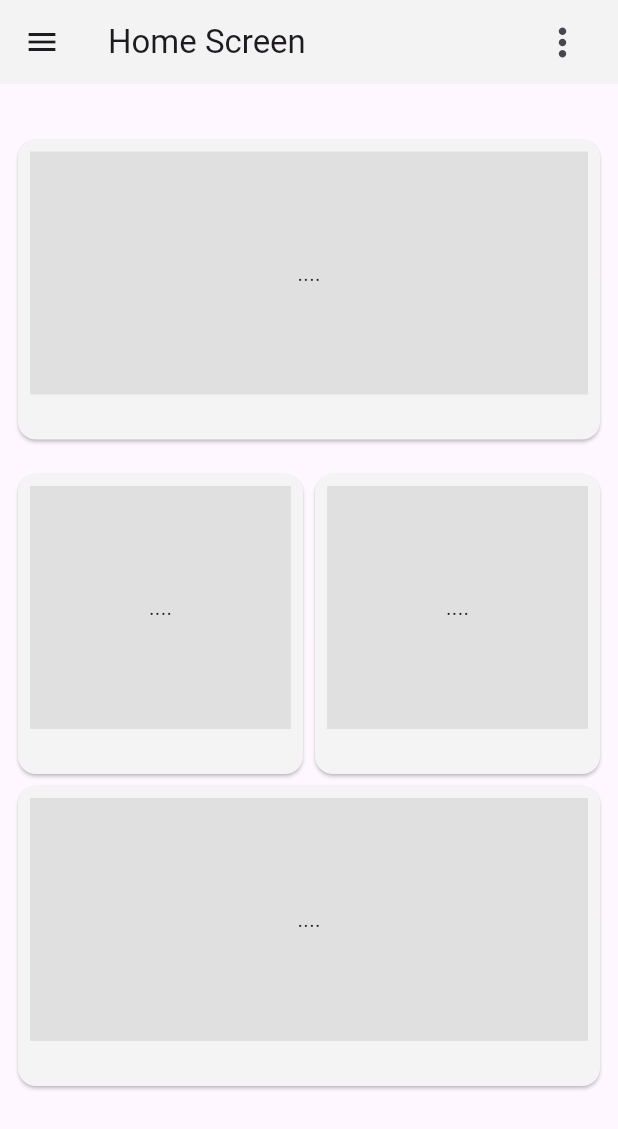
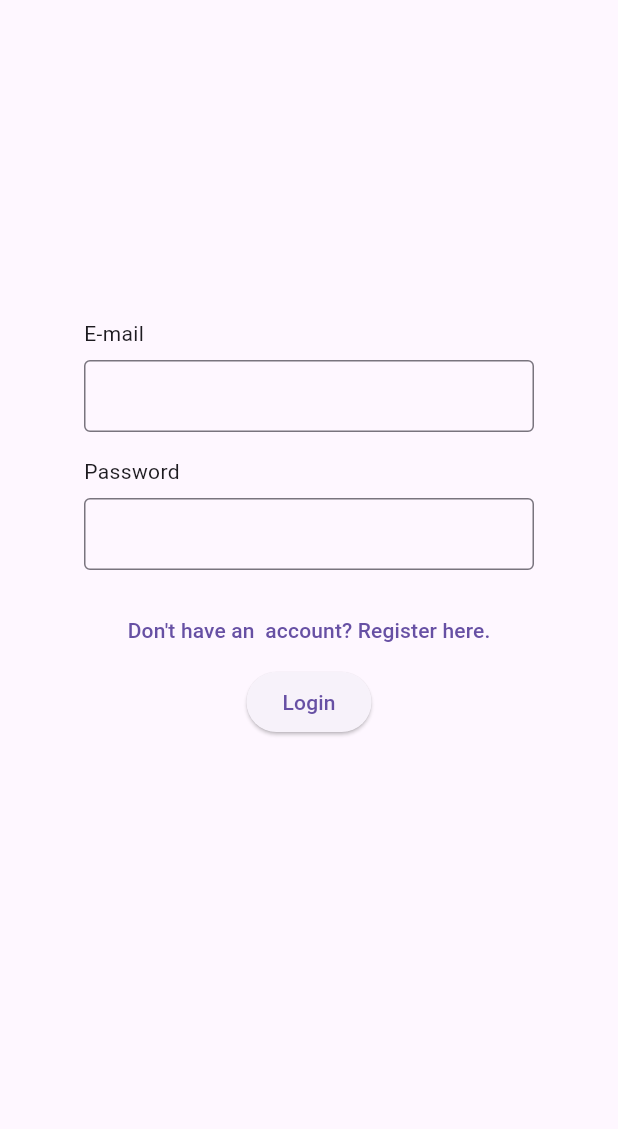
Before and after one commit to SteffenGJ/stars_studios_app, a Flutter app: the screen it shows after launch, on a phone screen of 412 x 824 dp. Shown: the top 1129 px of the screen. Run offline on Flutter 3.47's test engine with Material 3 defaults, Android fonts, the phone set to English and light mode, and no system bars; our stand-ins replace firebase_auth, firebase_core, get, shared_preferences, youtube_player_flutter; accounts and stored records are empty.

Commit message:
add authentication

```diff
--- /dev/null
+++ b/lib/models/authentication_response.dart
@@ -0,0 +1,16 @@
+class AuthenticationResponse {
+  final bool success;
+  final Map<String, String?>? data;
+  final Map<String, String?>? error;
+  final String? errorMessage;
+  final String? errorCode;
+  final String? userId;
+
+  AuthenticationResponse({
+    required this.success,
+    required this.data,
+    required this.error,
+  })  : errorMessage = error?["message"],
+        errorCode = error?["code"],
+        userId = data?["userId"];
+}
--- /dev/null
+++ b/lib/screens/login_screen.dart
@@ -0,0 +1,100 @@
+import 'package:firebase_auth/firebase_auth.dart';
+import 'package:flutter/material.dart';
+import 'package:get/route_manager.dart';
+import 'package:stars_studios/components/buttons/link_button.dart';
+import 'package:stars_studios/components/form/form_field_widget.dart';
+import 'package:stars_studios/screens/home_screen.dart';
+import 'package:stars_studios/screens/signup_screen.dart';
+import 'package:stars_studios/models/authentication_response.dart';
+import 'package:stars_studios/shared/firebase_authentication.dart';
+import 'package:stars_studios/shared/shared_prefs_manager.dart';
+
+class LoginScreen extends StatefulWidget {
+  final FirebaseAuth? auth;
+
+  const LoginScreen({super.key, this.auth});
+
+  @override
+  State<LoginScreen> createState() => _LoginScreenState();
+}
+
+class _LoginScreenState extends State<LoginScreen> {
+  final GlobalKey<FormState> _formKey = GlobalKey();
+  final TextEditingController _emailController = TextEditingController();
+  final TextEditingController _passwordController = TextEditingController();
+  late final FirebaseAuthentication _firebaseAuthentication =
+      widget.auth != null
+          ? FirebaseAuthentication(instance: widget.auth)
+          : FirebaseAuthentication();
+
+  //Note: This is the exact same functionality as in SignupScreen. Fix this!
+  void _handleAuthResponse(AuthenticationResponse response) async {
+    if (response.success) {
+      final sharedPrefsManager = setupSharedPrefsManager(context);
+      await sharedPrefsManager.setUserId(response.userId!);
+      Get.to(() => const HomeScreen());
+    } else {
+      showSnackbar(response.error == null
+          ? "An error occured"
+          : response.error!["message"] ?? "An error occurred");
+    }
+  }
+
+  //Temporary snackbar solution
+  void showSnackbar(String text) {
+    ScaffoldMessenger.of(context).showSnackBar(
+      SnackBar(
+        content: Text(text),
+        duration: const Duration(seconds: 5),
+      ),
+    );
+  }
+
+  void _onPressed() async {
+    final AuthenticationResponse response = await _firebaseAuthentication.login(
+      {"email": _emailController.text, "password": _passwordController.text},
+    );
+    _handleAuthResponse(response);
+  }
+
+  @override
+  Widget build(BuildContext context) {
+    return Scaffold(
+      body: SafeArea(
+        child: Padding(
+          padding: const EdgeInsets.all(8.0),
+          child: Center(
+            child: SizedBox(
+              height: 400,
+              width: 300,
+              child: Form(
+                key: _formKey,
+                child: Column(
+                  children: [
+                    FormFieldWidget(
+                      labelText: "E-mail",
+                      controller: _emailController,
+                    ),
+                    FormFieldWidget(
+                      labelText: "Password",
+                      controller: _passwordController,
+                      isPasswordField: true,
+                    ),
+                    const LinkButton(
+                      screen: SignupScreen(),
+                      text: "Don't have an  account? Register here.",
+                    ),
+                    ElevatedButton(
+                      onPressed: _onPressed,
+                      child: const Text("Login"),
+                    )
+                  ],
+                ),
+              ),
+            ),
+          ),
+        ),
+      ),
+    );
+  }
+}
--- /dev/null
+++ b/lib/screens/start_screen.dart
@@ -0,0 +1,26 @@
+import 'package:flutter/material.dart';
+import 'package:stars_studios/screens/home_screen.dart';
+import 'package:stars_studios/screens/login_screen.dart';
+import 'package:stars_studios/shared/shared_prefs_manager.dart';
+
+class StartScreen extends StatelessWidget {
+  const StartScreen({super.key});
+
+  Widget _hasUserLoggedIn(bool loggedIn) {
+    if (loggedIn) {
+      return const HomeScreen();
+    } else {
+      return const LoginScreen();
+    }
+  }
+
+  Widget _determineReturnWidget(context) {
+    final sharedPrefsManager = setupSharedPrefsManager(context);
+    return _hasUserLoggedIn(sharedPrefsManager.isUserLoggedIn());
+  }
+
+  @override
+  Widget build(BuildContext context) {
+    return _determineReturnWidget(context);
+  }
+}
```
Also changed, not shown: lib/components/dialogs/class_picker_dialog.dart (+16 -23 lines), lib/components/dialogs/log_out_dialog.dart (+14 -8 lines), lib/errors/errors.dart (added, +10 -0 lines), lib/main.dart (+20 -4 lines), lib/models/user.dart (added, +31 -0 lines), lib/screens/home_screen.dart (+13 -16 lines), lib/screens/signup_screen.dart (added, +123 -0 lines), lib/shared/firebase_authentication.dart (added, +70 -0 lines), lib/shared/shared_prefs_manager.dart (added, +33 -0 lines), pubspec.yaml (+9 -2 lines), lib/firebase_options.dart (added), pubspec.lock, 13 other files.
